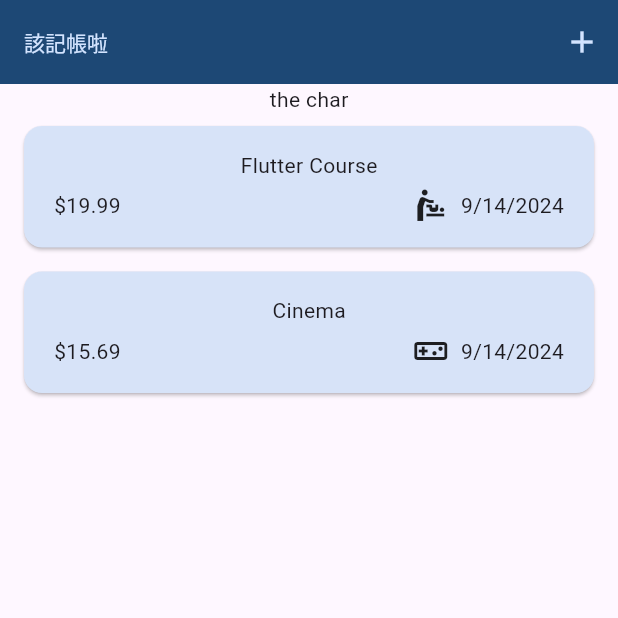
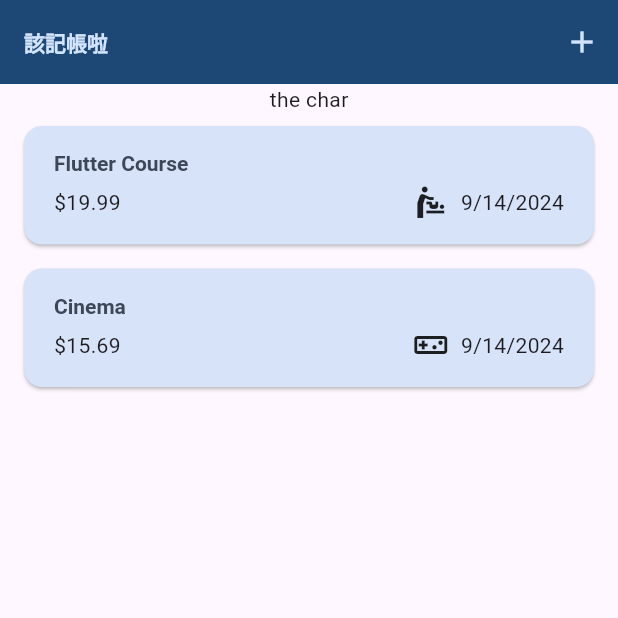
Before and after one commit to yusheng593/expense_tracker, a Flutter app: the screen it shows after launch, on a phone screen of 412 x 824 dp, the top half of it. Run offline on Flutter 3.47's test engine with Material 3 defaults, Android fonts, the phone set to English and light mode, and no system bars.

```diff
--- a/lib/widgets/expenses_list/expense_item.dart
+++ b/lib/widgets/expenses_list/expense_item.dart
@@ -15,8 +15,12 @@ class ExpenseItem extends StatelessWidget {
           vertical: 16,
         ),
         child: Column(
+          crossAxisAlignment: CrossAxisAlignment.start,
           children: [
-            Text(expense.title),
+            Text(
+              expense.title,
+              style: Theme.of(context).textTheme.titleLarge,
+            ),
             const SizedBox(
               height: 5,
             ),
--- a/lib/widgets/expenses_list/expenses_list.dart
+++ b/lib/widgets/expenses_list/expenses_list.dart
@@ -15,6 +15,12 @@ class ExpensesList extends StatelessWidget {
       itemCount: expenses.length,
       itemBuilder: (context, index) => Dismissible(
         key: ValueKey(expenses[index]),
+        background: Container(
+          color: Theme.of(context).colorScheme.error.withOpacity(0.75),
+          margin: EdgeInsets.symmetric(
+            horizontal: Theme.of(context).cardTheme.margin?.horizontal ?? 16,
+          ),
+        ),
         onDismissed: (directory) {
           onRemoveExpense(expenses[index]);
         },
```
Also changed, not shown: lib/main.dart (+22 -1 lines).
